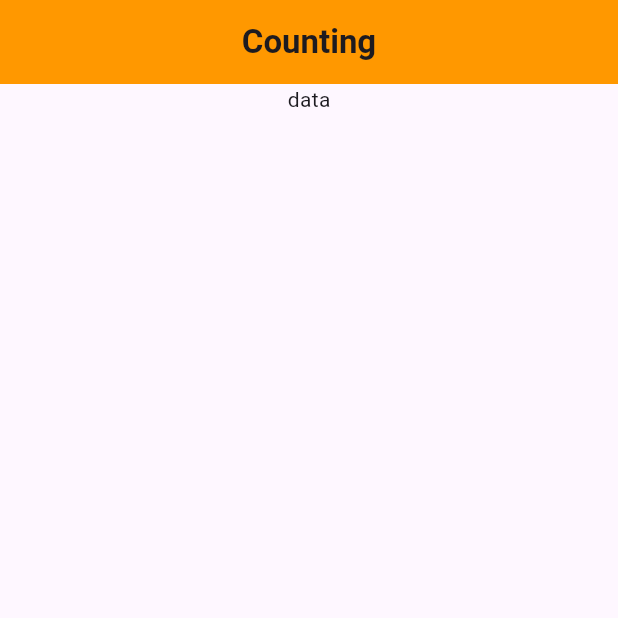
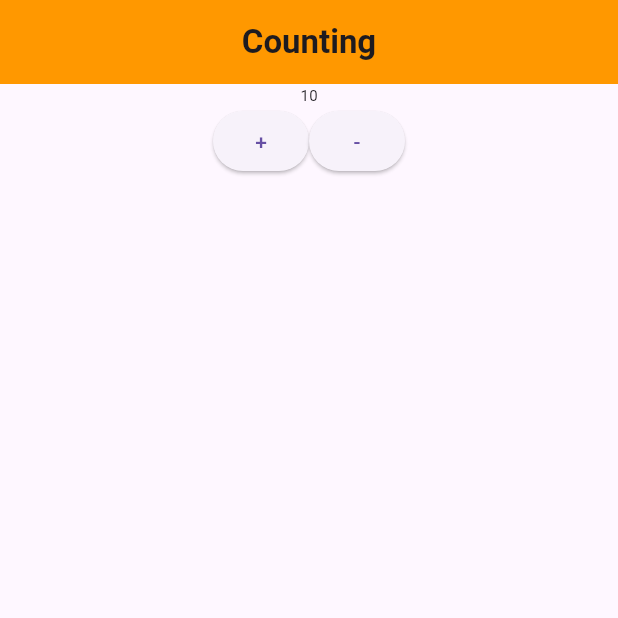
Before and after one commit to FaustaAkbar/learnFLutter1, a Flutter app: the screen it shows after launch, on a phone screen of 412 x 824 dp, the top half of it. Run offline on Flutter 3.47's test engine with Material 3 defaults, Android fonts, the phone set to English and light mode, and no system bars.

```diff
--- a/lib/main.dart
+++ b/lib/main.dart
@@ -4,7 +4,13 @@ void main() {
   runApp(MyApp());
 }
 
-class MyApp extends StatelessWidget {
+class MyApp extends StatefulWidget {
+  @override
+  State<MyApp> createState() => _MyAppState();
+}
+
+class _MyAppState extends State<MyApp> {
+  var angka = 10;
   @override
   Widget build(BuildContext context) {
     // TODO: implement build
@@ -20,10 +26,29 @@ class MyApp extends StatelessWidget {
             backgroundColor: Colors.orange,
           ),
           body: Column(
+            crossAxisAlignment: CrossAxisAlignment.center,
             children: [
-              Text("data"),
+              Text(
+                "$angka",
+                style: TextStyle(fontSize: double.parse('$angka')),
+              ),
               Row(
-                children: [],
+                mainAxisAlignment: MainAxisAlignment.center,
+                children: [
+                  ElevatedButton(
+                      onPressed: () {
+                        angka + 1;
+                      },
+                      child: Text("+")),
+                  ElevatedButton(
+                      onPressed: () {
+                        if (angka != 0) {
+                          angka--;
+                        }
+                        ;
+                      },
+                      child: Text("-"))
+                ],
               )
             ],
           )),
```
